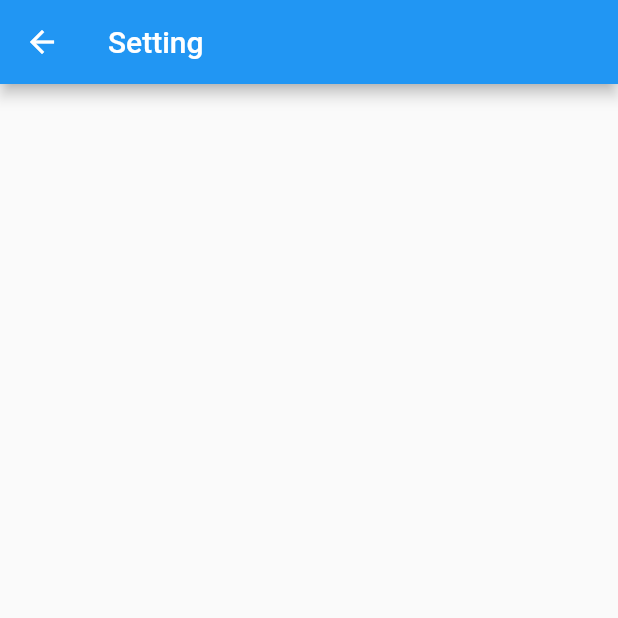
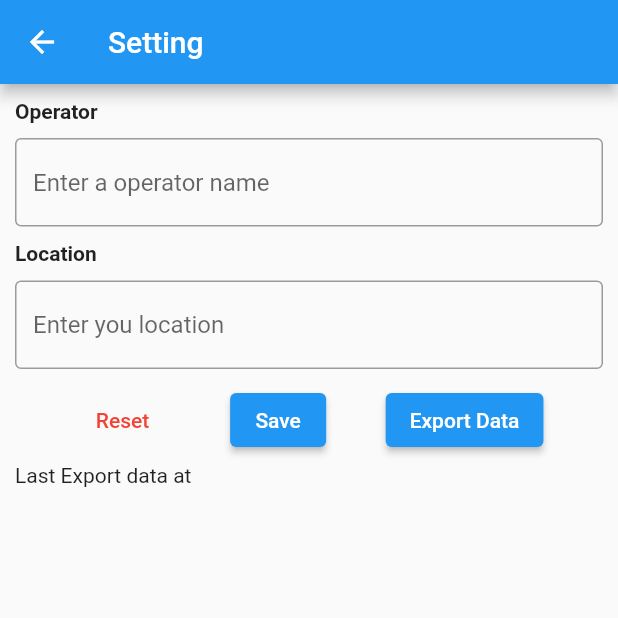
Before and after one commit to olizyusuf/stockopane_ssr, a Flutter app: the SettingScreen screen opened directly, on a phone screen of 412 x 824 dp, the top half of it. Run offline on Flutter 3.47's test engine with Material 2 defaults, Android fonts, the phone set to English and light mode, and no system bars; our stand-ins replace permission_handler; missing offline and left inert: flutter_barcode_scanner.

Commit message:
add feature setting

```diff
--- a/lib/screen/setting_screen.dart
+++ b/lib/screen/setting_screen.dart
@@ -1,14 +1,152 @@
 import 'package:flutter/material.dart';
+import 'package:provider/provider.dart';
+import 'package:stockopname/provider/stock_provider.dart';
 
 class SettingScreen extends StatelessWidget {
   const SettingScreen({super.key});
 
   @override
   Widget build(BuildContext context) {
+    StockProvider stockProvider = Provider.of<StockProvider>(context);
+
     return Scaffold(
       appBar: AppBar(
         title: const Text('Setting'),
       ),
+      body: Container(
+        padding: const EdgeInsets.all(10),
+        child: Column(
+          crossAxisAlignment: CrossAxisAlignment.start,
+          children: [
+            const Text(
+              'Operator',
+              style: TextStyle(fontWeight: FontWeight.bold),
+            ),
+            const SizedBox(
+              height: 10,
+            ),
+            TextField(
+              controller: stockProvider.cOperator,
+              decoration: const InputDecoration(
+                border: OutlineInputBorder(),
+                hintText: 'Enter a operator name',
+              ),
+            ),
+            const SizedBox(
+              height: 10,
+            ),
+            const Text(
+              'Location',
+              style: TextStyle(fontWeight: FontWeight.bold),
+            ),
+            const SizedBox(
+              height: 10,
+            ),
+            TextField(
+              controller: stockProvider.cLocation,
+              decoration: const InputDecoration(
+                border: OutlineInputBorder(),
+                hintText: 'Enter you location',
+              ),
+            ),
+            const SizedBox(
+              height: 10,
+            ),
+            Row(
+              mainAxisAlignment: MainAxisAlignment.spaceEvenly,
+              children: [
+                TextButton(
+                    onPressed: () {
+                      showDialog(
+                        context: context,
+                        builder: (context) {
+                          return AlertDialog(
+                            title: const Text('Reset! Careful'),
+                            content: const Text(
+                                'Are you sure to delete the data that has been taken?\nThis proses will delete all data.'),
+                            actions: [
+                              ElevatedButton(
+                                onPressed: () {
+                                  Navigator.pop(context, true);
+                                },
+                                child: const Text('Yes'),
+                              ),
+                              TextButton(
+                                onPressed: () {
+                                  Navigator.pop(context, false);
+                                },
+                                child: const Text(
+                                  'No',
+                                  style: TextStyle(color: Colors.red),
+                                ),
+                              )
+                            ],
+                          );
+                        },
+                      ).then((value) {
+                        if (value) {
+                          stockProvider.clsData();
+                        }
+                      });
+                    },
+                    child: const Text(
+                      'Reset',
+                      style: TextStyle(color: Colors.red),
+                    )),
+                ElevatedButton(
+                    onPressed: () {
+                      stockProvider.operatorName = stockProvider.cOperator.text;
+                      stockProvider.locationName = stockProvider.cLocation.text;
+                    },
+                    child: const Text('Save')),
+                ElevatedButton(
+                  onPressed: () {
+                    showDialog(
+                      context: context,
+                      builder: (context) {
+                        return AlertDialog(
+                          title: const Text('Export Data'),
+                          content: const Text('are you sure export data?'),
+                          actions: [
+                            ElevatedButton(
+                              onPressed: () {
+                                Navigator.pop(context, true);
+                              },
+                              child: const Text('Export'),
+                            ),
+                            TextButton(
+                              onPressed: () {
+                                Navigator.pop(context, false);
+                              },
+                              child: const Text(
+                                'No',
+                                style: TextStyle(color: Colors.red),
+                              ),
+                            )
+                          ],
+                        );
+                      },
+                    ).then((value) {
+                      if (value) {
+                        if (stockProvider.cOperator.text.isNotEmpty &&
+                            stockProvider.cLocation.text.isNotEmpty) {
+                          stockProvider.exportData(stockProvider.operatorName,
+                              stockProvider.locationName);
+                        }
+                      }
+                    });
+                  },
+                  child: const Text('Export Data'),
+                ),
+              ],
+            ),
+            const SizedBox(
+              height: 5,
+            ),
+            Text('Last Export data at ${stockProvider.dateNow}'),
+          ],
+        ),
+      ),
     );
   }
 }
```
